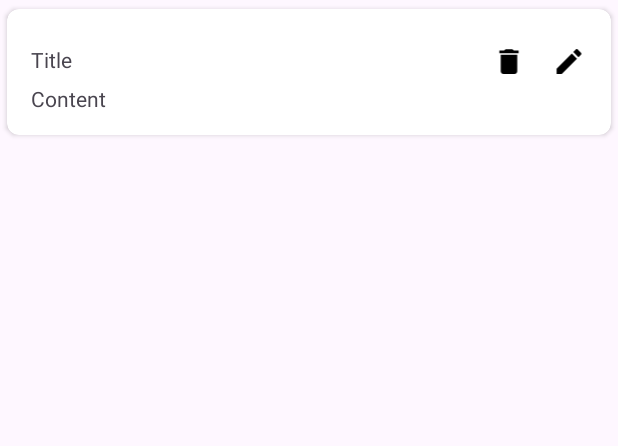
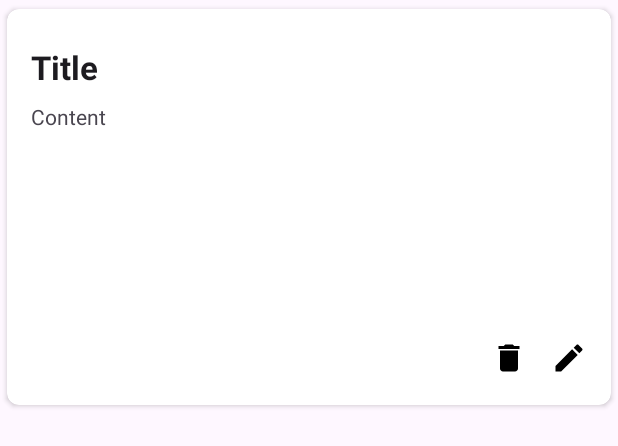
Before and after one commit to LEINARAIN/NewsAppv5, an Android app: the layout article_item.xml on its own in the app's theme, with its tools: preview values and no code run, on a phone screen of 412 x 824 dp. Shown: the top 446 px of the screen. Run offline under Robolectric (Android 15) with nearby library versions, the phone set to English and light mode, and no system bars.

Commit message:
inital commit

```diff
--- a/app/src/main/java/com/example/newsappv5/MainActivity.kt
+++ b/app/src/main/java/com/example/newsappv5/MainActivity.kt
@@ -27,6 +27,11 @@ class MainActivity : AppCompatActivity() {
             val intent = Intent(this, CreateArticleActivity::class.java)
             startActivity(intent)
         }
+
+        binding.profileButton.setOnClickListener {
+            val intent = Intent(this, ProfileActivity::class.java)
+            startActivity(intent)
+        }
     }
 
     override fun onResume() {
--- a/app/src/main/res/layout/article_item.xml
+++ b/app/src/main/res/layout/article_item.xml
@@ -8,28 +8,49 @@
     app:cardUseCompatPadding="true">
 
     <LinearLayout
-        android:layout_width="match_parent"
-        android:layout_height="84dp"
+        android:layout_width="wrap_content"
+        android:layout_height="264dp"
         android:orientation="vertical"
-        android:padding="16dp" >
+        android:padding="16dp">
 
         <RelativeLayout
             android:layout_width="match_parent"
-            android:layout_height="22dp"
+            android:layout_height="30dp"
             android:layout_marginTop="8dp"
             android:orientation="horizontal">
 
             <TextView
                 android:id="@+id/titleTextView"
-                android:layout_width="wrap_content"
-                android:layout_height="match_parent"
-                android:text="Title" />
+                android:layout_width="209dp"
+                android:layout_height="wrap_content"
+                android:text="Title"
+                android:textAppearance="@style/TextAppearance.AppCompat.Large"
+                android:textStyle="bold" />
+
+        </RelativeLayout>
+
+        <TextView
+            android:id="@+id/contentTextView"
+            android:layout_width="371dp"
+            android:layout_height="150dp"
+            android:layout_marginTop="8dp"
+            android:text="Content" />
+
+        <RelativeLayout
+            android:layout_width="match_parent"
+            android:layout_height="25dp"
+            android:layout_marginTop="8dp"
+            android:orientation="horizontal">
 
             <ImageView
                 android:id="@+id/editButton"
                 android:layout_width="wrap_content"
                 android:layout_height="match_parent"
                 android:layout_alignParentEnd="true"
+                android:layout_marginStart="36dp"
+                android:layout_marginTop="0dp"
+                android:layout_marginEnd="0dp"
+                android:layout_marginBottom="0dp"
                 android:src="@drawable/baseline_edit_24" />
 
             <ImageView
@@ -39,15 +60,7 @@
                 android:layout_alignParentEnd="true"
                 android:layout_marginEnd="40dp"
                 android:src="@drawable/baseline_delete_24" />
-
         </RelativeLayout>
-
-        <TextView
-            android:id="@+id/contentTextView"
-            android:layout_width="wrap_content"
-            android:layout_height="wrap_content"
-            android:layout_marginTop="4dp"
-            android:text="Content" />
 
 
     </LinearLayout>
```
Also changed, not shown: app/src/main/AndroidManifest.xml (+14 -2 lines), app/src/main/res/layout/activity_main.xml (+19 -8 lines).
